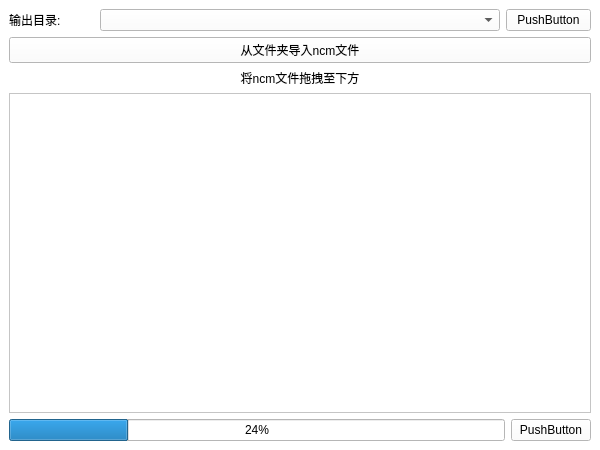
Above: ncmpy/gui/mainwindow.ui from gookeryoung/ncmpy before the change. Below: the same form after it.
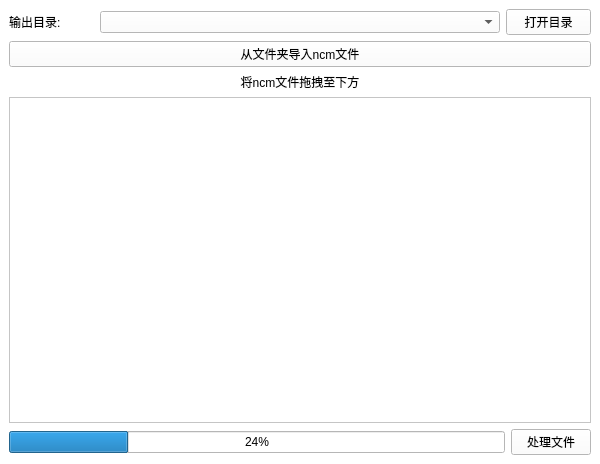
That is the form after the change. Custom widgets are drawn as their Qt base class.

Patch:
```diff
--- a/ncmpy/gui/mainwindow.ui
+++ b/ncmpy/gui/mainwindow.ui
@@ -7,7 +7,7 @@
     <x>0</x>
     <y>0</y>
     <width>600</width>
-    <height>450</height>
+    <height>464</height>
    </rect>
   </property>
   <property name="sizePolicy">
@@ -64,7 +64,7 @@
         <item>
          <widget class="QPushButton" name="pushButton">
           <property name="text">
-           <string>PushButton</string>
+           <string>打开目录</string>
           </property>
          </widget>
         </item>
@@ -112,7 +112,7 @@
         <item>
          <widget class="QPushButton" name="pushButton_2">
           <property name="text">
-           <string>PushButton</string>
+           <string>处理文件</string>
           </property>
          </widget>
         </item>
```
Left out of the diff: 20 changed lines with no effect on the pictures.
